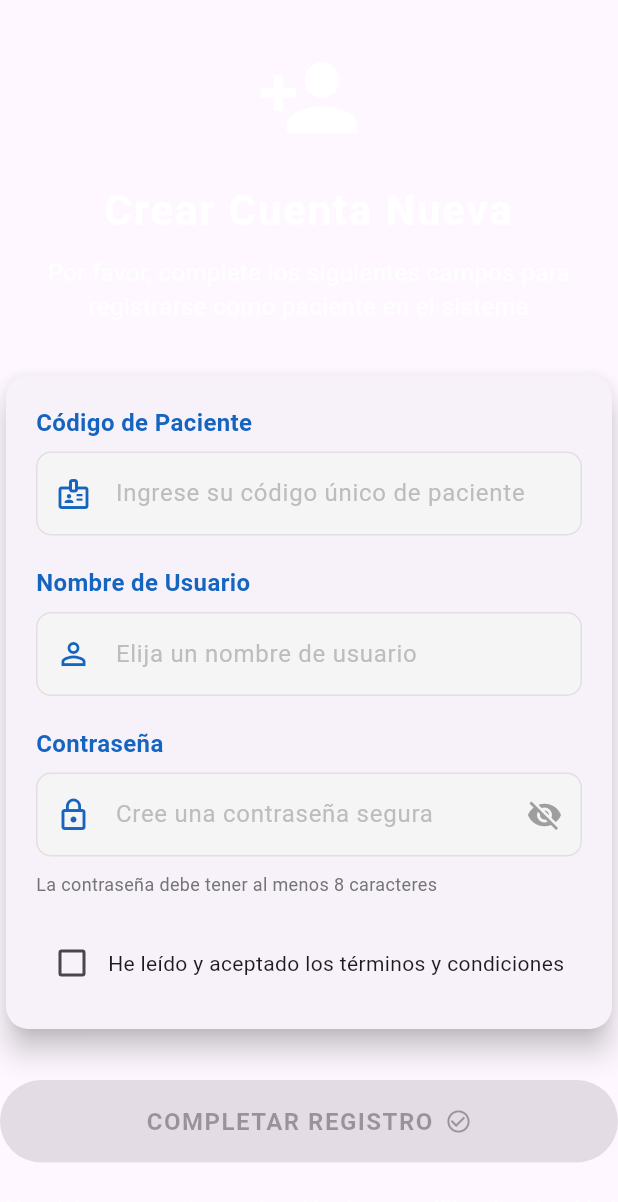
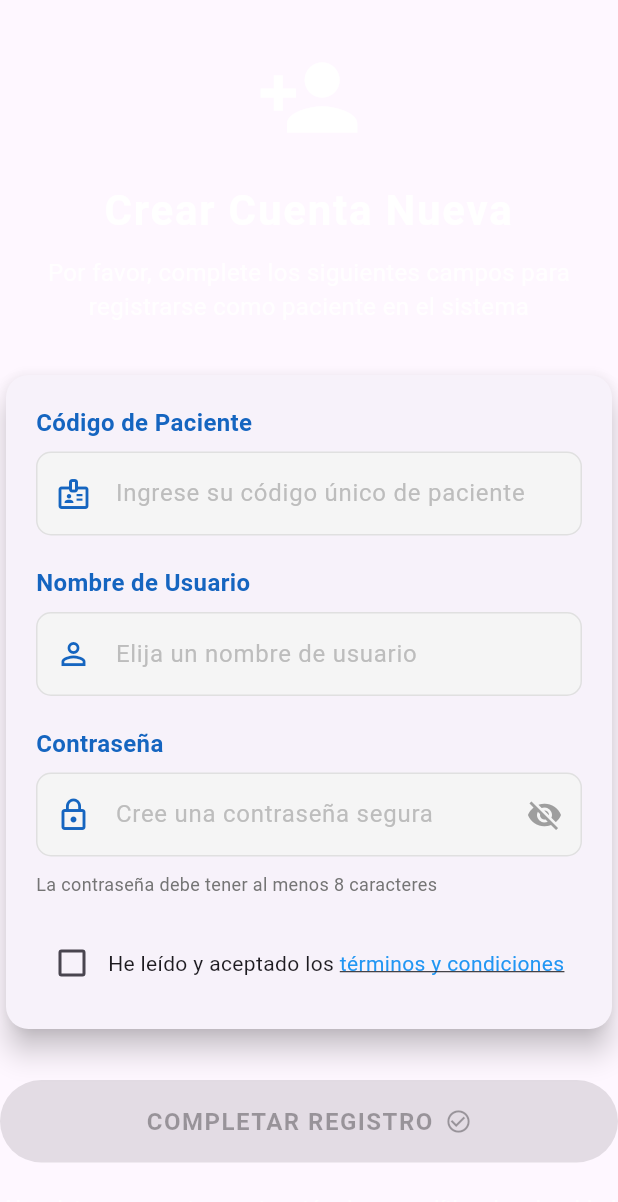
Before and after one commit to LEYENDARYCOMPANY2024/S.T.M-APP_MOVIL, a Flutter app: the RegisterForm widget shown alone on an empty page, opened directly, on a phone screen of 412 x 824 dp. Shown: the top 1202 px of the screen. Run offline on Flutter 3.47's test engine with Material 3 defaults, Android fonts, the light colour scheme and no system bars; our stand-ins replace chewie, flutter_dotenv, pdf, printing, shared_preferences, supabase_flutter and 1 more; missing offline and left inert: bcrypt; accounts and stored records are empty.

Commit message:
terminos y condiciones que los pueda ver el usuario

```diff
--- a/app/lib/widgets/register_form.dart
+++ b/app/lib/widgets/register_form.dart
@@ -1,6 +1,7 @@
 import 'package:flutter/material.dart';
 import 'package:provider/provider.dart';
 import '../viewmodels/register_viewmodel.dart';
+import './terminos_condiciones_dialog.dart';
 
 class RegisterForm extends StatefulWidget {
   @override
@@ -86,11 +87,34 @@ class _RegisterFormState extends State<RegisterForm> {
                       value: _termsAccepted,
                       onChanged: (value) {
                         setState(() {
-                          _termsAccepted = value!;
+                          _termsAccepted = value ?? false;
                         });
                       },
                     ),
-                    const Text("He leído y aceptado los términos y condiciones"),
+                    Expanded(
+                      child: GestureDetector(
+                        onTap: () {
+                          showDialog(
+                            context: context,
+                            builder: (context) => const TerminosCondicionesDialog(),
+                          );
+                        },
+                        child: const Text.rich(
+                          TextSpan(
+                            text: 'He leído y aceptado los ',
+                            children: [
+                              TextSpan(
+                                text: 'términos y condiciones',
+                                style: TextStyle(
+                                  color: Colors.blue,
+                                  decoration: TextDecoration.underline,
+                                ),
+                              ),
+                            ],
+                          ),
+                        ),
+                      ),
+                    ),
                   ],
                 ),
               ],
```
Also changed, not shown: app/lib/widgets/terminos_condiciones_dialog.dart (added, +103 -0 lines).
